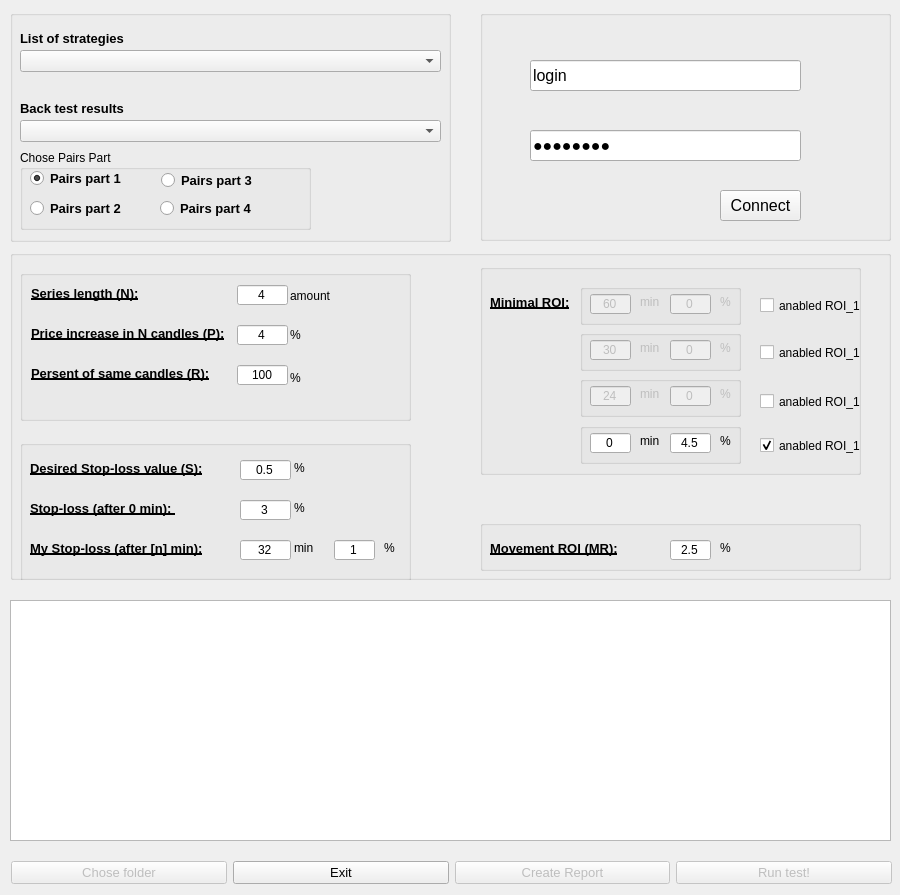
The window that design.ui (Murd1976/Crypto_UI) describes before a commit, drawn with Qt 5.
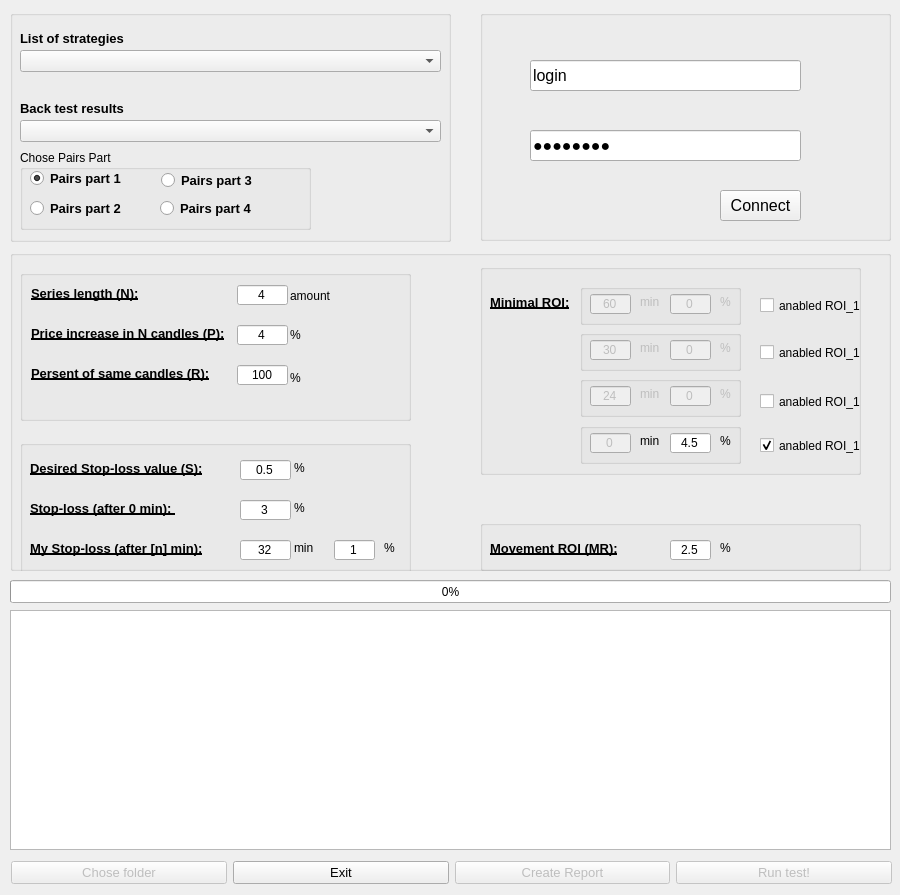
The same window after the commit.

```diff
--- a/design.ui
+++ b/design.ui
@@ -36,9 +36,9 @@
     <property name="geometry">
      <rect>
       <x>10</x>
-      <y>600</y>
+      <y>610</y>
       <width>881</width>
-      <height>241</height>
+      <height>240</height>
      </rect>
     </property>
     <property name="sizePolicy">
@@ -51,7 +51,22 @@
      <enum>Qt::ScrollBarAsNeeded</enum>
     </property>
     <property name="sizeAdjustPolicy">
-     <enum>QAbstractScrollArea::AdjustIgnored</enum>
+     <enum>QAbstractScrollArea::AdjustToContents</enum>
+    </property>
+    <property name="editTriggers">
+     <set>QAbstractItemView::NoEditTriggers</set>
+    </property>
+    <property name="dragDropMode">
+     <enum>QAbstractItemView::NoDragDrop</enum>
+    </property>
+    <property name="defaultDropAction">
+     <enum>Qt::IgnoreAction</enum>
+    </property>
+    <property name="selectionBehavior">
+     <enum>QAbstractItemView::SelectRows</enum>
+    </property>
+    <property name="textElideMode">
+     <enum>Qt::ElideRight</enum>
     </property>
     <property name="verticalScrollMode">
      <enum>QAbstractItemView::ScrollPerPixel</enum>
@@ -250,7 +265,7 @@
       <x>10</x>
       <y>250</y>
       <width>881</width>
-      <height>330</height>
+      <height>321</height>
      </rect>
     </property>
     <property name="sizePolicy">
@@ -647,6 +662,9 @@
        <string/>
       </property>
       <widget class="QLineEdit" name="lineEdit_ROI_1_1">
+       <property name="enabled">
+        <bool>false</bool>
+       </property>
        <property name="geometry">
         <rect>
          <x>10</x>
@@ -1245,6 +1263,28 @@
      </item>
     </layout>
    </widget>
+   <widget class="QProgressBar" name="pb_test">
+    <property name="enabled">
+     <bool>true</bool>
+    </property>
+    <property name="geometry">
+     <rect>
+      <x>10</x>
+      <y>580</y>
+      <width>881</width>
+      <height>23</height>
+     </rect>
+    </property>
+    <property name="maximum">
+     <number>100</number>
+    </property>
+    <property name="value">
+     <number>0</number>
+    </property>
+    <property name="textVisible">
+     <bool>true</bool>
+    </property>
+   </widget>
   </widget>
  </widget>
  <resources/>
```
Left out of the diff: 2 changed lines with no effect on the pictures.
